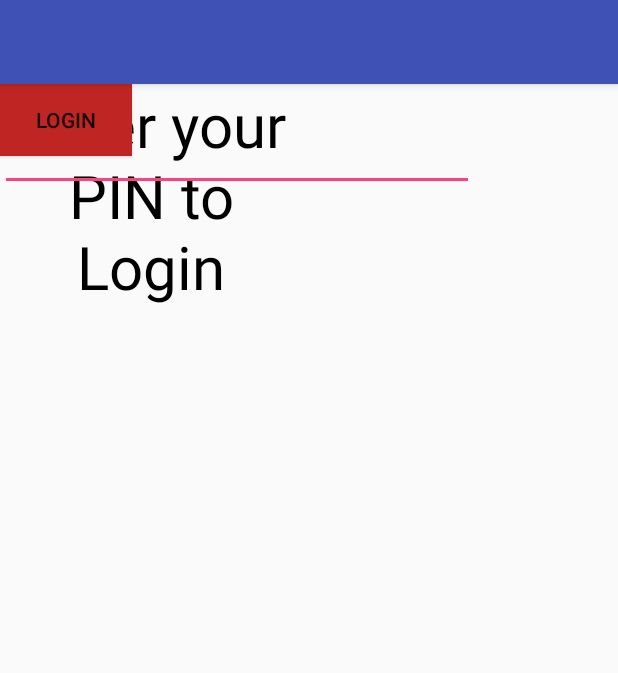
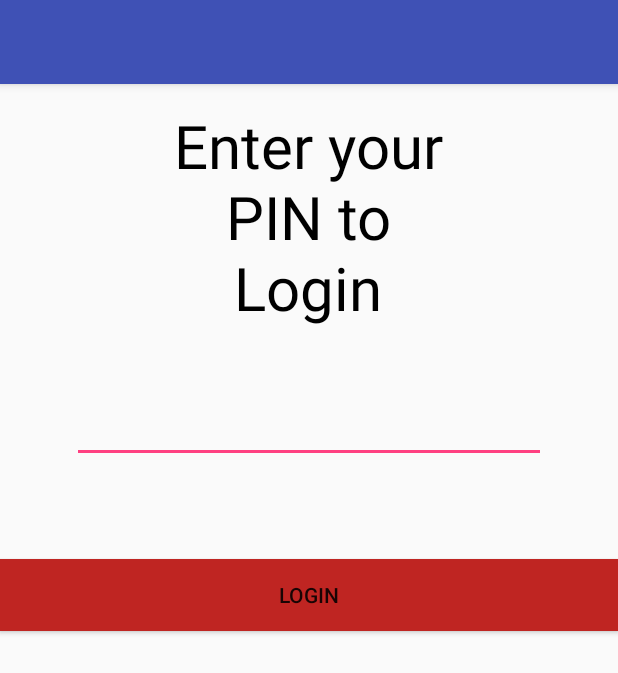
Before and after one commit to azamean/Bank, an Android app: the Login screen opened directly, with no data from a screen before it, after a tap on "LOGIN", on a phone screen of 412 x 824 dp. Shown: the top 673 px of the screen. Run offline under Robolectric (Android 15) with nearby library versions, the phone set to English and light mode, and no system bars.

Commit message:
Implemented menu to validate login

```diff
--- a/BankingApp/app/src/main/AndroidManifest.xml
+++ b/BankingApp/app/src/main/AndroidManifest.xml
@@ -25,7 +25,8 @@
             </intent-filter>
         </activity>
         <activity android:name=".newUser" />
-        <activity android:name=".Login"></activity>
+        <activity android:name=".Login" />
+        <activity android:name=".MainMenu"></activity>
     </application>
 
 </manifest>
--- a/BankingApp/app/src/main/java/marcusobyrne/bankingapp/DBHandler.java
+++ b/BankingApp/app/src/main/java/marcusobyrne/bankingapp/DBHandler.java
@@ -5,6 +5,7 @@ import android.database.sqlite.SQLiteOpenHelper;
 import android.database.Cursor;
 import android.content.Context;
 import android.content.ContentValues;
+import android.widget.EditText;
 
 public class DBHandler extends SQLiteOpenHelper {
 
@@ -134,5 +135,37 @@ public class DBHandler extends SQLiteOpenHelper {
 
     }
 
+    public boolean checkUser(String PIN) {
+
+        // array of columns to fetch
+        String[] columns = {
+                COLUMN_ID
+        };
+        SQLiteDatabase db = this.getReadableDatabase();
+        // selection criteria
+        String selection = COLUMN_PIN + " = ?";
+
+        // selection arguments
+        String[] selectionArgs = {PIN};
+
+        Cursor cursor = db.query(TABLE_USER,
+                columns,
+                selection,
+                selectionArgs,
+                null,
+                null,
+                null);
+
+        int cursorCount = cursor.getCount();
+
+        cursor.close();
+        db.close();
+        if (cursorCount > 0) {
+            return true;
+        }
+
+        return false;
+    }
+
 
 }
--- a/BankingApp/app/src/main/java/marcusobyrne/bankingapp/Login.java
+++ b/BankingApp/app/src/main/java/marcusobyrne/bankingapp/Login.java
@@ -1,5 +1,6 @@
 package marcusobyrne.bankingapp;
 
+import android.content.Intent;
 import android.support.v7.app.AppCompatActivity;
 import android.os.Bundle;
 import android.view.View;
@@ -22,8 +23,15 @@ public class Login extends AppCompatActivity {
 
     public void loginClicked(View view){
 
-        PIN = (EditText) findViewById(R.id.enteredPIN);
+        PIN = ((EditText) findViewById(R.id.enteredPIN));
         dbHandler = new DBHandler(this, null, null, 1);
+
+        if(dbHandler.checkUser(PIN.getText().toString())){
+            Intent loggedIn = new Intent(this, MainMenu.class);
+            startActivity(loggedIn);
+        }else{
+
+        }
 
 
     }
--- a/BankingApp/app/src/main/res/layout/activity_login.xml
+++ b/BankingApp/app/src/main/res/layout/activity_login.xml
@@ -1,5 +1,5 @@
 <?xml version="1.0" encoding="utf-8"?>
-<android.support.constraint.ConstraintLayout xmlns:android="http://schemas.android.com/apk/res/android"
+<android.widget.RelativeLayout xmlns:android="http://schemas.android.com/apk/res/android"
     xmlns:app="http://schemas.android.com/apk/res-auto"
     xmlns:tools="http://schemas.android.com/tools"
     android:layout_width="match_parent"
@@ -15,7 +15,10 @@
         android:textColor="#000000"
         android:textSize="40sp"
         tools:layout_editor_absoluteX="78dp"
-        tools:layout_editor_absoluteY="35dp" />
+        tools:layout_editor_absoluteY="35dp"
+        android:layout_marginTop="14dp"
+        android:layout_alignParentTop="true"
+        android:layout_centerHorizontal="true" />
 
     <EditText
         android:id="@+id/enteredPIN"
@@ -26,15 +29,22 @@
         android:textAlignment="center"
         android:textSize="30sp"
         tools:layout_editor_absoluteX="22dp"
-        tools:layout_editor_absoluteY="220dp" />
+        tools:layout_editor_absoluteY="220dp"
+        android:layout_below="@+id/textViewHello"
+        android:layout_centerHorizontal="true"
+        android:layout_marginTop="19dp" />
 
     <Button
         android:id="@+id/loginButton"
-        android:layout_width="wrap_content"
+        android:layout_width="match_parent"
         android:layout_height="wrap_content"
+        android:layout_marginTop="64dp"
         android:background="#bf2522"
         android:onClick="loginClicked"
         android:text="Login"
         tools:layout_editor_absoluteX="125dp"
-        tools:layout_editor_absoluteY="334dp" />
-</android.support.constraint.ConstraintLayout>
+        tools:layout_editor_absoluteY="334dp"
+        android:layout_below="@+id/enteredPIN"
+        android:layout_alignParentLeft="true"
+        android:layout_alignParentStart="true" />
+</android.widget.RelativeLayout>
```
Also changed, not shown: BankingApp/app/src/main/java/marcusobyrne/bankingapp/MainMenu.java (added, +13 -0 lines), BankingApp/app/src/main/res/layout/activity_main_menu.xml (added, +9 -0 lines).
